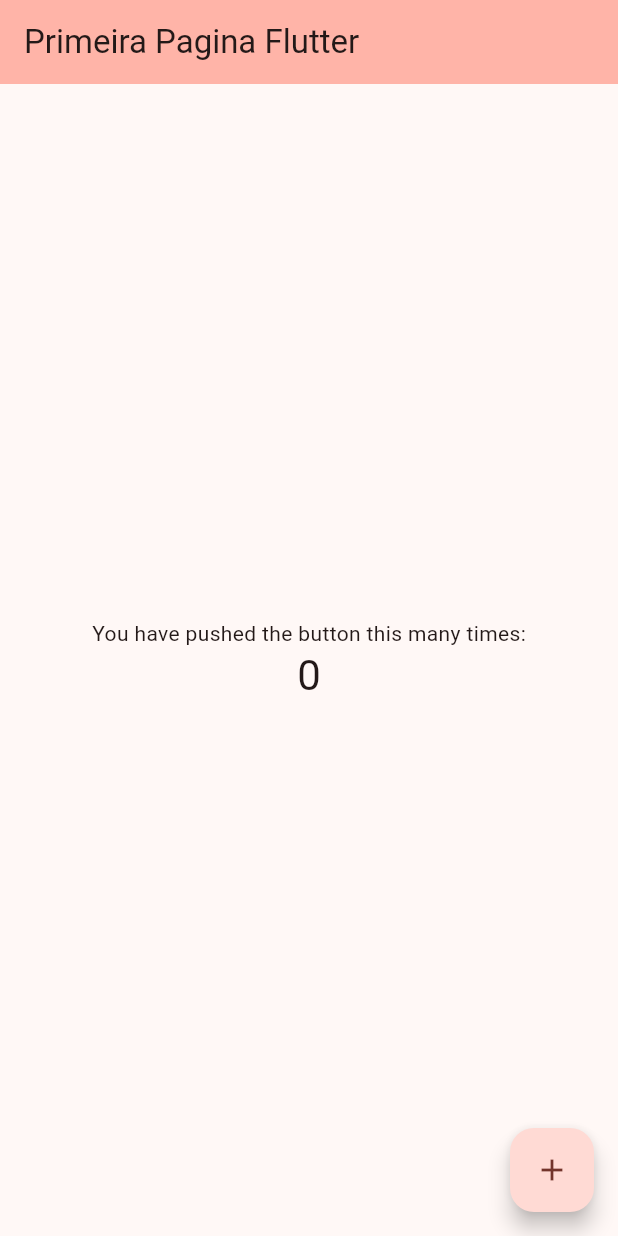
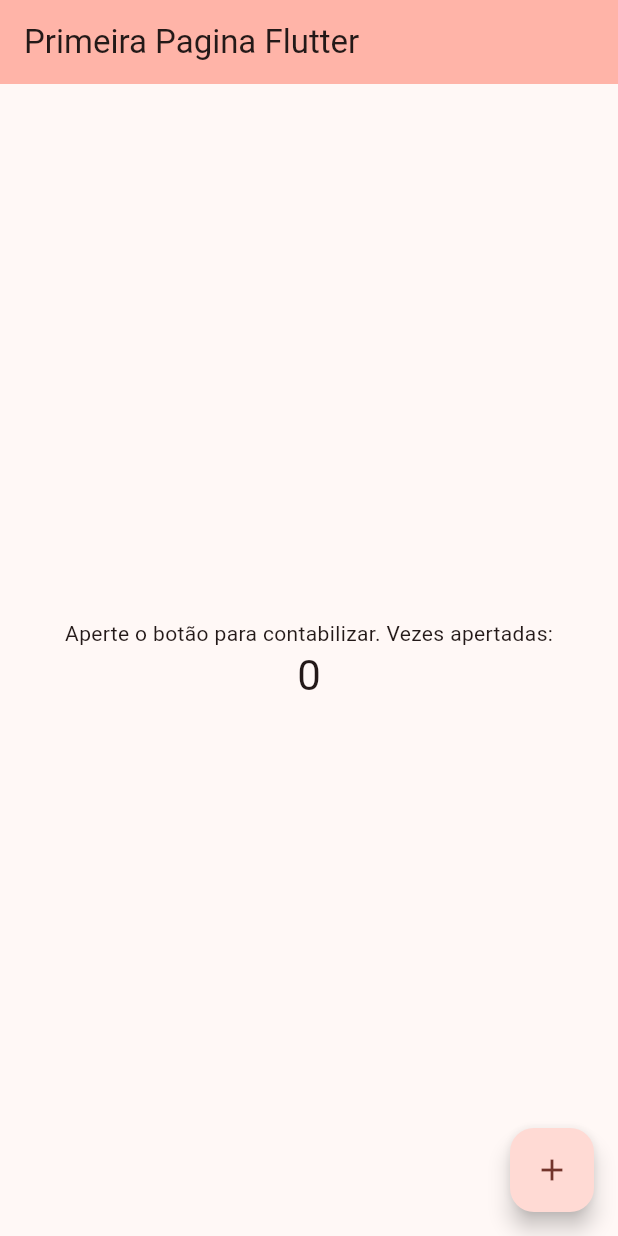
Before and after one commit to macabethian/myapp, a Flutter app: the screen it shows after launch, on a phone screen of 412 x 824 dp. Run offline on Flutter 3.47's test engine with Material 3 defaults, Android fonts, the phone set to English and light mode, and no system bars.

Commit message:
Calculadora concluida

```diff
--- a/lib/main.dart
+++ b/lib/main.dart
@@ -105,7 +105,7 @@ class _MyHomePageState extends State<MyHomePage> {
           // wireframe for each widget.
           mainAxisAlignment: MainAxisAlignment.center,
           children: <Widget>[
-            const Text('You have pushed the button this many times:'),
+            const Text('Aperte o botão para contabilizar. Vezes apertadas:'),
             Text(
               '$_counter',
               style: Theme.of(context).textTheme.headlineMedium,
```
